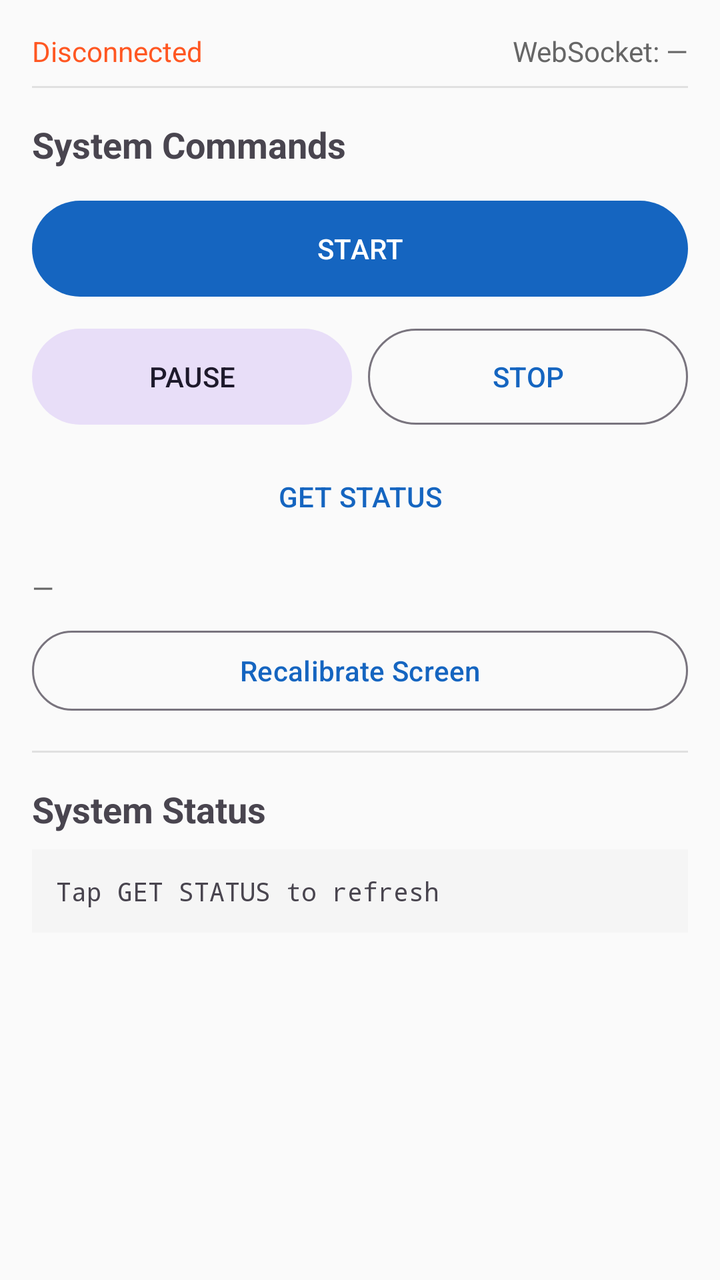
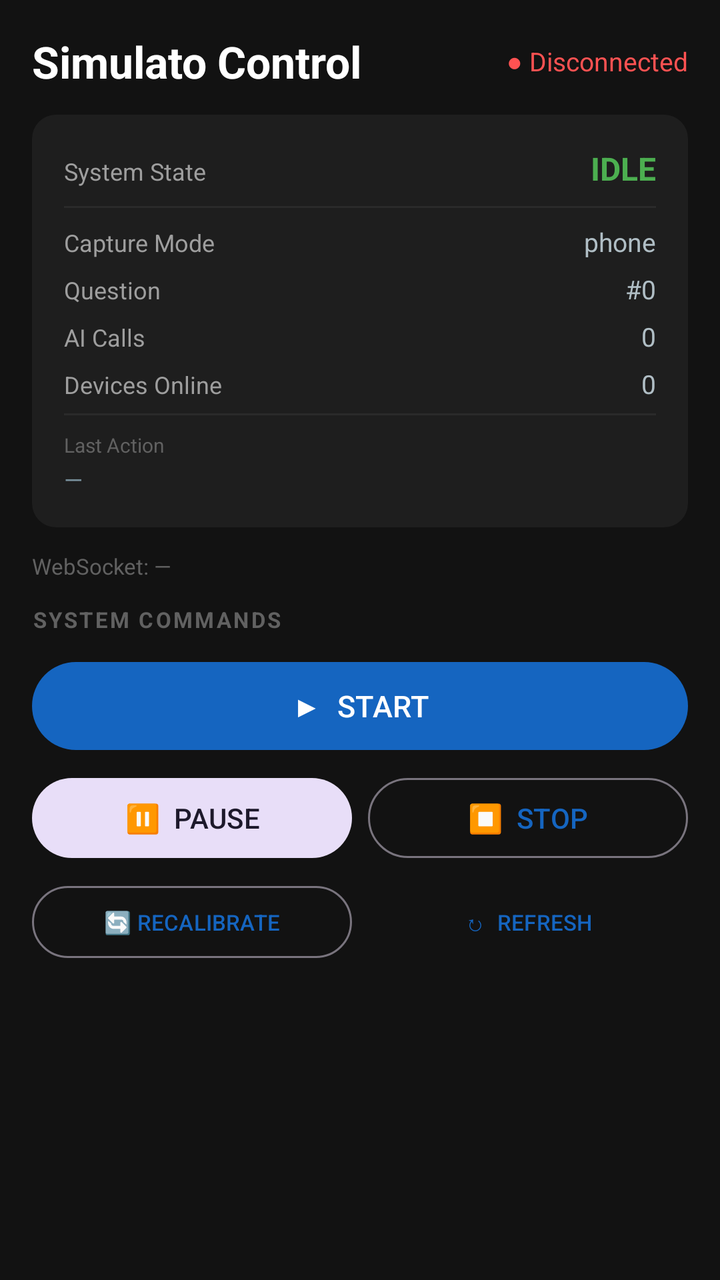

Two renders of the same Android screen: before a commit and after it. Below are the layout's source before the change and the commit's diff.
<!-- AndroidManifest.xml: application theme Theme.Simulato -->
<!-- res/layout/activity_remote_control.xml -->
<?xml version="1.0" encoding="utf-8"?>
<ScrollView xmlns:android="http://schemas.android.com/apk/res/android"
    android:layout_width="match_parent"
    android:layout_height="match_parent">

    <LinearLayout
        android:layout_width="match_parent"
        android:layout_height="wrap_content"
        android:orientation="vertical"
        android:padding="16dp">

        
        <LinearLayout
            android:layout_width="match_parent"
            android:layout_height="wrap_content"
            android:orientation="horizontal"
            android:layout_marginBottom="8dp">

            <TextView
                android:id="@+id/txtConnectionStatus"
                android:layout_width="0dp"
                android:layout_height="wrap_content"
                android:layout_weight="1"
                android:text="Disconnected"
                android:textSize="14sp"
                android:textColor="#FF5722" />

            <TextView
                android:id="@+id/txtWsStatus"
                android:layout_width="wrap_content"
                android:layout_height="wrap_content"
                android:text="WebSocket: —"
                android:textSize="14sp"
                android:textColor="#666666" />
        </LinearLayout>

        <View
            android:layout_width="match_parent"
            android:layout_height="1dp"
            android:background="#E0E0E0"
            android:layout_marginBottom="16dp" />

        
        <TextView
            android:layout_width="wrap_content"
            android:layout_height="wrap_content"
            android:text="System Commands"
            android:textSize="18sp"
            android:textStyle="bold"
            android:layout_marginBottom="12dp" />

        <LinearLayout
            android:layout_width="match_parent"
            android:layout_height="wrap_content"
            android:orientation="horizontal"
            android:layout_marginBottom="8dp">

            <com.google.android.material.button.MaterialButton
                android:id="@+id/btnStart"
                android:layout_width="0dp"
                android:layout_height="56dp"
                android:layout_weight="1"
                android:text="START" />
        </LinearLayout>

        <LinearLayout
            android:layout_width="match_parent"
            android:layout_height="wrap_content"
            android:orientation="horizontal"
            android:layout_marginBottom="8dp">

            <com.google.android.material.button.MaterialButton
                android:id="@+id/btnPause"
                android:layout_width="0dp"
                android:layout_height="56dp"
                android:layout_weight="1"
                android:layout_marginEnd="4dp"
                android:text="PAUSE"
                style="@style/Widget.Material3.Button.TonalButton" />

            <com.google.android.material.button.MaterialButton
                android:id="@+id/btnStop"
                android:layout_width="0dp"
                android:layout_height="56dp"
                android:layout_weight="1"
                android:layout_marginStart="4dp"
                android:text="STOP"
                style="@style/Widget.Material3.Button.OutlinedButton" />
        </LinearLayout>

        <com.google.android.material.button.MaterialButton
            android:id="@+id/btnStatus"
            android:layout_width="match_parent"
            android:layout_height="48dp"
            android:text="GET STATUS"
            android:layout_marginBottom="12dp"
            style="@style/Widget.Material3.Button.TextButton" />

        <TextView
            android:id="@+id/txtLastAction"
            android:layout_width="match_parent"
            android:layout_height="wrap_content"
            android:text="—"
            android:textSize="14sp"
            android:textColor="#666666"
            android:layout_marginBottom="8dp" />

        <com.google.android.material.button.MaterialButton
            android:id="@+id/btnRecalibrate"
            android:layout_width="match_parent"
            android:layout_height="48dp"
            android:text="Recalibrate Screen"
            android:layout_marginBottom="16dp"
            style="@style/Widget.Material3.Button.OutlinedButton" />

        <View
            android:layout_width="match_parent"
            android:layout_height="1dp"
            android:background="#E0E0E0"
            android:layout_marginBottom="16dp" />



        
        <TextView
            android:layout_width="wrap_content"
            android:layout_height="wrap_content"
            android:text="System Status"
            android:textSize="18sp"
            android:textStyle="bold"
            android:layout_marginBottom="8dp" />

        <TextView
            android:id="@+id/txtSystemStatus"
            android:layout_width="match_parent"
            android:layout_height="wrap_content"
            android:text="Tap GET STATUS to refresh"
            android:textSize="13sp"
            android:fontFamily="monospace"
            android:background="#F5F5F5"
            android:padding="12dp"
            android:layout_marginBottom="16dp" />

        
        <LinearLayout
            android:id="@+id/layoutAlertPanel"
            android:layout_width="match_parent"
            android:layout_height="wrap_content"
            android:orientation="vertical"
            android:background="#FFF3E0"
            android:padding="16dp"
            android:layout_marginBottom="16dp"
            android:visibility="gone">

            <TextView
                android:layout_width="wrap_content"
                android:layout_height="wrap_content"
                android:text="ALERT"
                android:textSize="16sp"
                android:textStyle="bold"
                android:textColor="#E65100"
                android:layout_marginBottom="8dp" />

            <TextView
                android:id="@+id/txtAlertType"
                android:layout_width="match_parent"
                android:layout_height="wrap_content"
                android:textSize="14sp"
                android:textStyle="bold" />

            <TextView
                android:id="@+id/txtAlertMessage"
                android:layout_width="match_parent"
                android:layout_height="wrap_content"
                android:textSize="13sp"
                android:layout_marginTop="4dp" />
        </LinearLayout>

        
        <LinearLayout
            android:id="@+id/layoutDecisionPanel"
            android:layout_width="match_parent"
            android:layout_height="wrap_content"
            android:orientation="vertical"
            android:background="#E3F2FD"
            android:padding="16dp"
            android:visibility="gone">

            <TextView
                android:layout_width="wrap_content"
                android:layout_height="wrap_content"
                android:text="Operator Decision Required"
                android:textSize="16sp"
                android:textStyle="bold"
                android:textColor="#1565C0"
                android:layout_marginBottom="12dp" />

            <com.google.android.material.button.MaterialButton
                android:id="@+id/btnRequeryAi"
                android:layout_width="match_parent"
                android:layout_height="48dp"
                android:text="Re-Query AI"
                android:layout_marginBottom="8dp" />

            <com.google.android.material.button.MaterialButton
                android:id="@+id/btnUseDb"
                android:layout_width="match_parent"
                android:layout_height="48dp"
                android:text="Use Database Answer"
                android:layout_marginBottom="8dp"
                style="@style/Widget.Material3.Button.TonalButton" />

            <com.google.android.material.button.MaterialButton
                android:id="@+id/btnUseAi"
                android:layout_width="match_parent"
                android:layout_height="48dp"
                android:text="Use AI Answer"
                android:layout_marginBottom="8dp"
                style="@style/Widget.Material3.Button.TonalButton" />

            <com.google.android.material.button.MaterialButton
                android:id="@+id/btnSkipQuestion"
                android:layout_width="match_parent"
                android:layout_height="48dp"
                android:text="Skip Question"
                style="@style/Widget.Material3.Button.OutlinedButton" />
        </LinearLayout>

    </LinearLayout>
</ScrollView>
<!-- resources referenced by this layout -->
<resources>
  <style name="Theme.Simulato" parent="Theme.Material3.Light.NoActionBar">
          <item name="colorPrimary">@color/primary</item>
          <item name="colorPrimaryVariant">@color/primary_variant</item>
          <item name="colorOnPrimary">@color/on_primary</item>
          <item name="colorSecondary">@color/secondary</item>
          <item name="colorSecondaryVariant">@color/secondary_variant</item>
          <item name="colorOnSecondary">@color/on_secondary</item>
          <item name="android:colorBackground">@color/background</item>
          <item name="colorSurface">@color/surface</item>
          <item name="colorError">@color/error</item>
          <item name="colorOnBackground">@color/on_background</item>
          <item name="colorOnSurface">@color/on_surface</item>
      </style>
  <color name="primary">#1565C0</color>
  <color name="primary_variant">#0D47A1</color>
  <color name="on_primary">#FFFFFF</color>
  <color name="secondary">#FF6F00</color>
  <color name="secondary_variant">#E65100</color>
  <color name="on_secondary">#FFFFFF</color>
  <color name="background">#FAFAFA</color>
  <color name="surface">#FFFFFF</color>
  <color name="error">#B00020</color>
  <color name="on_background">#212121</color>
  <color name="on_surface">#212121</color>
</resources>

<!-- the commit's change to res/layout/activity_remote_control.xml (unified diff, before → after) -->
@@ -1,7 +1,8 @@
 <?xml version="1.0" encoding="utf-8"?>
 <ScrollView xmlns:android="http://schemas.android.com/apk/res/android"
     android:layout_width="match_parent"
-    android:layout_height="match_parent">
+    android:layout_height="match_parent"
+    android:background="#121212">
 
     <LinearLayout
         android:layout_width="match_parent"
@@ -14,132 +15,304 @@
             android:layout_width="match_parent"
             android:layout_height="wrap_content"
             android:orientation="horizontal"
-            android:layout_marginBottom="8dp">
+            android:gravity="center_vertical"
+            android:layout_marginBottom="12dp">
+
+            <TextView
+                android:layout_width="0dp"
+                android:layout_height="wrap_content"
+                android:layout_weight="1"
+                android:text="Simulato Control"
+                android:textSize="22sp"
+                android:textStyle="bold"
+                android:textColor="#FFFFFF" />
 
             <TextView
                 android:id="@+id/txtConnectionStatus"
-                android:layout_width="0dp"
-                android:layout_height="wrap_content"
-                android:layout_weight="1"
-                android:text="Disconnected"
-                android:textSize="14sp"
-                android:textColor="#FF5722" />
-
-            <TextView
-                android:id="@+id/txtWsStatus"
                 android:layout_width="wrap_content"
                 android:layout_height="wrap_content"
-                android:text="WebSocket: —"
-                android:textSize="14sp"
-                android:textColor="#666666" />
-        </LinearLayout>
-
-        <View
-            android:layout_width="match_parent"
-            android:layout_height="1dp"
-            android:background="#E0E0E0"
-            android:layout_marginBottom="16dp" />
+                android:text="● Disconnected"
+                android:textSize="13sp"
+                android:textColor="#FF5252" />
+        </LinearLayout>
+
+        
+        <LinearLayout
+            android:layout_width="match_parent"
+            android:layout_height="wrap_content"
+            android:orientation="vertical"
+            android:background="@drawable/card_background_dark"
+            android:padding="16dp"
+            android:layout_marginBottom="12dp">
+
+            <LinearLayout
+                android:layout_width="match_parent"
+                android:layout_height="wrap_content"
+                android:orientation="horizontal"
+                android:layout_marginBottom="8dp">
+
+                <TextView
+                    android:layout_width="0dp"
+                    android:layout_height="wrap_content"
+                    android:layout_weight="1"
+                    android:text="System State"
+                    android:textSize="12sp"
+                    android:textColor="#9E9E9E" />
+
+                <TextView
+                    android:id="@+id/txtSystemState"
+                    android:layout_width="wrap_content"
+                    android:layout_height="wrap_content"
+                    android:text="IDLE"
+                    android:textSize="16sp"
+                    android:textStyle="bold"
+                    android:textColor="#4CAF50" />
+            </LinearLayout>
+
+            <View
+                android:layout_width="match_parent"
+                android:layout_height="1dp"
+                android:background="#2A2A2A"
+                android:layout_marginBottom="8dp" />
+
+            
+            <LinearLayout
+                android:layout_width="match_parent"
+                android:layout_height="wrap_content"
+                android:orientation="horizontal"
+                android:layout_marginBottom="6dp">
+
+                <TextView
+                    android:layout_width="0dp"
+                    android:layout_height="wrap_content"
+                    android:layout_weight="1"
+                    android:text="Capture Mode"
+                    android:textSize="12sp"
+                    android:textColor="#9E9E9E" />
+
+                <TextView
+                    android:id="@+id/txtCaptureMode"
+                    android:layout_width="wrap_content"
+                    android:layout_height="wrap_content"
+                    android:text="phone"
+                    android:textSize="13sp"
+                    android:textColor="#B0BEC5" />
+            </LinearLayout>
+
+            
+            <LinearLayout
+                android:id="@+id/layoutGhostRow"
+                android:layout_width="match_parent"
+                android:layout_height="wrap_content"
+                android:orientation="horizontal"
+                android:layout_marginBottom="6dp"
+                android:visibility="gone">
+
+                <TextView
+                    android:layout_width="0dp"
+                    android:layout_height="wrap_content"
+                    android:layout_weight="1"
+                    android:text="Ghost Agent"
+                    android:textSize="12sp"
+                    android:textColor="#9E9E9E" />
+
+                <TextView
+                    android:id="@+id/txtGhostStatus"
+                    android:layout_width="wrap_content"
+                    android:layout_height="wrap_content"
+                    android:text="—"
+                    android:textSize="13sp"
+                    android:textColor="#B0BEC5" />
+            </LinearLayout>
+
+            
+            <LinearLayout
+                android:layout_width="match_parent"
+                android:layout_height="wrap_content"
+                android:orientation="horizontal"
+                android:layout_marginBottom="6dp">
+
+                <TextView
+                    android:layout_width="0dp"
+                    android:layout_height="wrap_content"
+                    android:layout_weight="1"
+                    android:text="Question"
+                    android:textSize="12sp"
+                    android:textColor="#9E9E9E" />
+
+                <TextView
+                    android:id="@+id/txtQuestionNumber"
+                    android:layout_width="wrap_content"
+                    android:layout_height="wrap_content"
+                    android:text="#0"
+                    android:textSize="13sp"
+                    android:textColor="#B0BEC5" />
+            </LinearLayout>
+
+            <LinearLayout
+                android:layout_width="match_parent"
+                android:layout_height="wrap_content"
+                android:orientation="horizontal"
+                android:layout_marginBottom="6dp">
+
+                <TextView
+                    android:layout_width="0dp"
+                    android:layout_height="wrap_content"
+                    android:layout_weight="1"
+                    android:text="AI Calls"
+                    android:textSize="12sp"
+                    android:textColor="#9E9E9E" />
+
+                <TextView
+                    android:id="@+id/txtApiCalls"
+                    android:layout_width="wrap_content"
+                    android:layout_height="wrap_content"
+                    android:text="0"
+                    android:textSize="13sp"
+                    android:textColor="#B0BEC5" />
+            </LinearLayout>
+
+            <LinearLayout
+                android:layout_width="match_parent"
+                android:layout_height="wrap_content"
+                android:orientation="horizontal"
+                android:layout_marginBottom="6dp">
+
+                <TextView
+                    android:layout_width="0dp"
+                    android:layout_height="wrap_content"
+                    android:layout_weight="1"
+                    android:text="Devices Online"
+                    android:textSize="12sp"
+                    android:textColor="#9E9E9E" />
+
+                <TextView
+                    android:id="@+id/txtDevices"
+                    android:layout_width="wrap_content"
+                    android:layout_height="wrap_content"
+                    android:text="0"
+                    android:textSize="13sp"
+                    android:textColor="#B0BEC5" />
+            </LinearLayout>
+
+            <View
+                android:layout_width="match_parent"
+                android:layout_height="1dp"
+                android:background="#2A2A2A"
+                android:layout_marginBottom="8dp" />
+
+            
+            <TextView
+                android:layout_width="wrap_content"
+                android:layout_height="wrap_content"
+                android:text="Last Action"
+                android:textSize="10sp"
+                android:textColor="#616161"
+                android:layout_marginBottom="2dp" />
+
+            <TextView
+                android:id="@+id/txtLastAction"
+                android:layout_width="match_parent"
+                android:layout_height="wrap_content"
+                android:text="—"
+                android:textSize="12sp"
+                android:textColor="#78909C" />
+
+        </LinearLayout>
+
+        
+        <TextView
+            android:id="@+id/txtWsStatus"
+            android:layout_width="match_parent"
+            android:layout_height="wrap_content"
+            android:text="WebSocket: —"
+            android:textSize="11sp"
+            android:textColor="#616161"
+            android:layout_marginBottom="12dp" />
 
         
         <TextView
             android:layout_width="wrap_content"
             android:layout_height="wrap_content"
-            android:text="System Commands"
-            android:textSize="18sp"
+            android:text="SYSTEM COMMANDS"
+            android:textSize="11sp"
             android:textStyle="bold"
-            android:layout_marginBottom="12dp" />
+            android:textColor="#616161"
+            android:letterSpacing="0.1"
+            android:layout_marginBottom="10dp" />
+
+        <com.google.android.material.button.MaterialButton
+            android:id="@+id/btnStart"
+            android:layout_width="match_parent"
+            android:layout_height="52dp"
+            android:text="▶  START"
+            android:textSize="15sp"
+            android:layout_marginBottom="6dp" />
 
         <LinearLayout
             android:layout_width="match_parent"
             android:layout_height="wrap_content"
             android:orientation="horizontal"
-            android:layout_marginBottom="8dp">
-
-            <com.google.android.material.button.MaterialButton
-                android:id="@+id/btnStart"
-                android:layout_width="0dp"
-                android:layout_height="56dp"
-                android:layout_weight="1"
-                android:text="START" />
-        </LinearLayout>
-
-        <LinearLayout
-            android:layout_width="match_parent"
-            android:layout_height="wrap_content"
-            android:orientation="horizontal"
-            android:layout_marginBottom="8dp">
+            android:layout_marginBottom="6dp">
 
             <com.google.android.material.button.MaterialButton
                 android:id="@+id/btnPause"
                 android:layout_width="0dp"
-                android:layout_height="56dp"
+                android:layout_height="48dp"
                 android:layout_weight="1"
                 android:layout_marginEnd="4dp"
-                android:text="PAUSE"
+                android:text="⏸  PAUSE"
                 style="@style/Widget.Material3.Button.TonalButton" />
 
             <com.google.android.material.button.MaterialButton
                 android:id="@+id/btnStop"
                 android:layout_width="0dp"
-                android:layout_height="56dp"
+                android:layout_height="48dp"
                 android:layout_weight="1"
                 android:layout_marginStart="4dp"
-                android:text="STOP"
+                android:text="⏹  STOP"
                 style="@style/Widget.Material3.Button.OutlinedButton" />
         </LinearLayout>
 
-        <com.google.android.material.button.MaterialButton
-            android:id="@+id/btnStatus"
-            android:layout_width="match_parent"
-            android:layout_height="48dp"
-            android:text="GET STATUS"
-            android:layout_marginBottom="12dp"
-            style="@style/Widget.Material3.Button.TextButton" />
-
-        <TextView
-            android:id="@+id/txtLastAction"
-            android:layout_width="match_parent"
-            android:layout_height="wrap_content"
-            android:text="—"
-            android:textSize="14sp"
-            android:textColor="#666666"
-            android:layout_marginBottom="8dp" />
-
-        <com.google.android.material.button.MaterialButton
-            android:id="@+id/btnRecalibrate"
-            android:layout_width="match_parent"
-            android:layout_height="48dp"
-            android:text="Recalibrate Screen"
-            android:layout_marginBottom="16dp"
-            style="@style/Widget.Material3.Button.OutlinedButton" />
-
-        <View
-            android:layout_width="match_parent"
-            android:layout_height="1dp"
-            android:background="#E0E0E0"
-            android:layout_marginBottom="16dp" />
-
-
-
-        
-        <TextView
-            android:layout_width="wrap_content"
-            android:layout_height="wrap_content"
-            android:text="System Status"
-            android:textSize="18sp"
-            android:textStyle="bold"
-            android:layout_marginBottom="8dp" />
-
+        <LinearLayout
+            android:layout_width="match_parent"
+            android:layout_height="wrap_content"
+            android:orientation="horizontal"
+            android:layout_marginBottom="16dp">
+
+            <com.google.android.material.button.MaterialButton
+                android:id="@+id/btnRecalibrate"
+                android:layout_width="0dp"
+                android:layout_height="44dp"
+                android:layout_weight="1"
+                android:layout_marginEnd="4dp"
+                android:text="🔄 RECALIBRATE"
+                android:textSize="11sp"
+                style="@style/Widget.Material3.Button.OutlinedButton" />
+
+            <com.google.android.material.button.MaterialButton
+                android:id="@+id/btnStatus"
+                android:layout_width="0dp"
+                android:layout_height="44dp"
+                android:layout_weight="1"
+                android:layout_marginStart="4dp"
+                android:text="↻  REFRESH"
+                android:textSize="11sp"
+                style="@style/Widget.Material3.Button.TextButton" />
+        </LinearLayout>
+
+        
         <TextView
             android:id="@+id/txtSystemStatus"
             android:layout_width="match_parent"
             android:layout_height="wrap_content"
-            android:text="Tap GET STATUS to refresh"
-            android:textSize="13sp"
+            android:visibility="gone"
+            android:textSize="11sp"
             android:fontFamily="monospace"
-            android:background="#F5F5F5"
-            android:padding="12dp"
-            android:layout_marginBottom="16dp" />
+            android:background="#1E1E1E"
+            android:padding="10dp"
+            android:textColor="#78909C"
+            android:layout_marginBottom="12dp" />
 
         
         <LinearLayout
@@ -147,82 +320,85 @@
             android:layout_width="match_parent"
             android:layout_height="wrap_content"
             android:orientation="vertical"
-            android:background="#FFF3E0"
+            android:background="#3E2723"
             android:padding="16dp"
-            android:layout_marginBottom="16dp"
+            android:layout_marginBottom="12dp"
             android:visibility="gone">
 
             <TextView
                 android:layout_width="wrap_content"
                 android:layout_height="wrap_content"
-                android:text="ALERT"
-                android:textSize="16sp"
+                android:text="⚠  ALERT"
+                android:textSize="14sp"
                 android:textStyle="bold"
-                android:textColor="#E65100"
-                android:layout_marginBottom="8dp" />
+                android:textColor="#FF8A65"
+                android:layout_marginBottom="6dp" />
 
             <TextView
                 android:id="@+id/txtAlertType"
                 android:layout_width="match_parent"
                 android:layout_height="wrap_content"
+                android:textSize="13sp"
+                android:textStyle="bold"
+                android:textColor="#FFAB91" />
+
+            <TextView
+                android:id="@+id/txtAlertMessage"
+                android:layout_width="match_parent"
+                android:layout_height="wrap_content"
+                android:textSize="12sp"
+                android:textColor="#BCAAA4"
+                android:layout_marginTop="4dp" />
+        </LinearLayout>
+
+        
+        <LinearLayout
+            android:id="@+id/layoutDecisionPanel"
+            android:layout_width="match_parent"
+            android:layout_height="wrap_content"
+            android:orientation="vertical"
+            android:background="#1A237E"
+            android:padding="16dp"
+            android:layout_marginBottom="12dp"
+            android:visibility="gone">
+
+            <TextView
+                android:layout_width="wrap_content"
+                android:layout_height="wrap_content"
+                android:text="🧠 Operator Decision Required"
                 android:textSize="14sp"
-                android:textStyle="bold" />
-
-            <TextView
-                android:id="@+id/txtAlertMessage"
-                android:layout_width="match_parent"
-                android:layout_height="wrap_content"
-                android:textSize="13sp"
-                android:layout_marginTop="4dp" />
-        </LinearLayout>
-
-        
-        <LinearLayout
-            android:id="@+id/layoutDecisionPanel"
-            android:layout_width="match_parent"
-            android:layout_height="wrap_content"
-            android:orientation="vertical"
-            android:background="#E3F2FD"
-            android:padding="16dp"
-            android:visibility="gone">
-
-            <TextView
-                android:layout_width="wrap_content"
-                android:layout_height="wrap_content"
-                android:text="Operator Decision Required"
-                android:textSize="16sp"
                 android:textStyle="bold"
-                android:textColor="#1565C0"
-                android:layout_marginBottom="12dp" />
+                android:textColor="#9FA8DA"
+                android:layout_marginBottom="10dp" />
 
             <com.google.android.material.button.MaterialButton
                 android:id="@+id/btnRequeryAi"
                 android:layout_width="match_parent"
-                android:layout_height="48dp"
-                android:text="Re-Query AI"
-                android:layout_marginBottom="8dp" />
+                android:layout_height="44dp"
+                android:text="🔁  Re-Query AI"
+                android:layout_marginBottom="6dp" />
 
             <com.google.android.material.button.MaterialButton
                 android:id="@+id/btnUseDb"
                 android:layout_width="match_parent"
-                android:layout_height="48dp"
-                android:text="Use Database Answer"
-                android:layout_marginBottom="8dp"
+                android:layout_height="44dp"
+                android:text="📚  Use Database Answer"
+                android:layout_marginBottom="6dp"
                 style="@style/Widget.Material3.Button.TonalButton" />
 
             <com.google.android.material.button.MaterialButton
                 android:id="@+id/btnUseAi"
                 android:layout_width="match_parent"
-                android:layout_height="48dp"
-                android:text="Use AI Answer"
-                android:layout_marginBottom="8dp"
+                android:layout_height="44dp"
+                android:text="🤖  Use AI Answer"
+                android:layout_marginBottom="6dp"
                 style="@style/Widget.Material3.Button.TonalButton" />
 
             <com.google.android.material.button.MaterialButton
                 android:id="@+id/btnSkipQuestion"
                 android:layout_width="match_parent"
-                android:layout_height="48dp"
-                android:text="Skip Question"
+                android:layout_height="44dp"
+                android:text="⏭  Skip Question"
                 style="@style/Widget.Material3.Button.OutlinedButton" />
         </LinearLayout>
 
<!-- resource entries referenced after the edit -->
@@ -1,5 +1,12 @@
 <!-- resources referenced by this layout -->
 <resources>
+  <!-- drawable card_background_dark (drawable) -->
+  <?xml version="1.0" encoding="utf-8"?>
+  <shape xmlns:android="http://schemas.android.com/apk/res/android"
+      android:shape="rectangle">
+      <solid android:color="#1E1E1E" />
+      <corners android:radius="12dp" />
+  </shape>
   <style name="Theme.Simulato" parent="Theme.Material3.Light.NoActionBar">
           <item name="colorPrimary">@color/primary</item>
           <item name="colorPrimaryVariant">@color/primary_variant</item>
